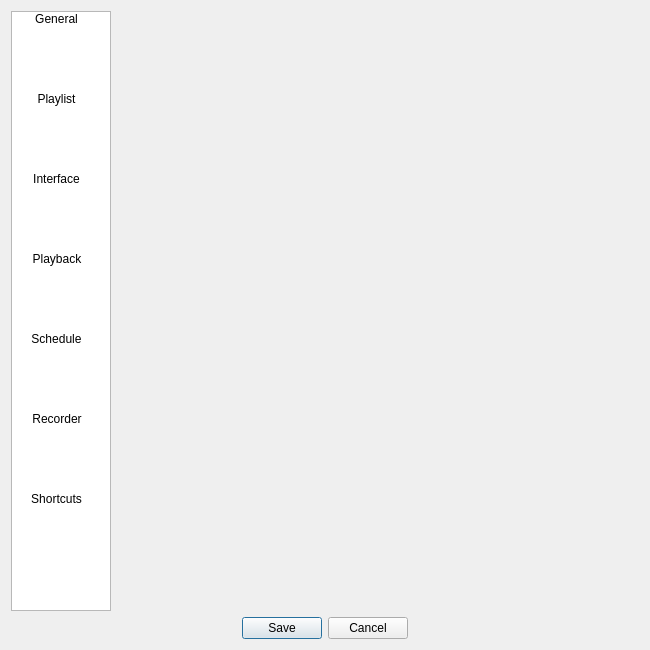
Old version of the form src/ui/settings/SettingsEdit.ui in the repository ntadej/tano.
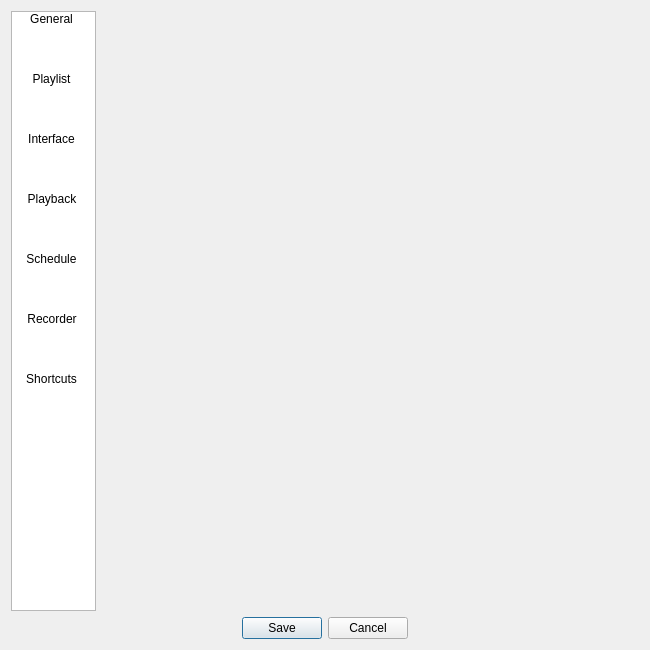
New version of the form. Icons and pictures are not drawn. Custom widgets are drawn as their Qt base class.

```diff
--- a/src/ui/settings/SettingsEdit.ui
+++ b/src/ui/settings/SettingsEdit.ui
@@ -12,8 +12,8 @@
   </property>
   <property name="minimumSize">
    <size>
-    <width>640</width>
-    <height>540</height>
+    <width>600</width>
+    <height>450</height>
    </size>
   </property>
   <property name="windowTitle">
@@ -28,13 +28,13 @@
     <widget class="QListWidget" name="setttingsListWidget">
      <property name="minimumSize">
       <size>
-       <width>100</width>
+       <width>85</width>
        <height>0</height>
       </size>
      </property>
      <property name="maximumSize">
       <size>
-       <width>100</width>
+       <width>85</width>
        <height>16777215</height>
       </size>
      </property>
@@ -49,8 +49,8 @@
      </property>
      <property name="iconSize">
       <size>
-       <width>48</width>
-       <height>48</height>
+       <width>32</width>
+       <height>32</height>
       </size>
      </property>
      <property name="textElideMode">
@@ -67,8 +67,8 @@
      </property>
      <property name="gridSize">
       <size>
-       <width>90</width>
-       <height>80</height>
+       <width>80</width>
+       <height>60</height>
       </size>
      </property>
      <property name="viewMode">
```
